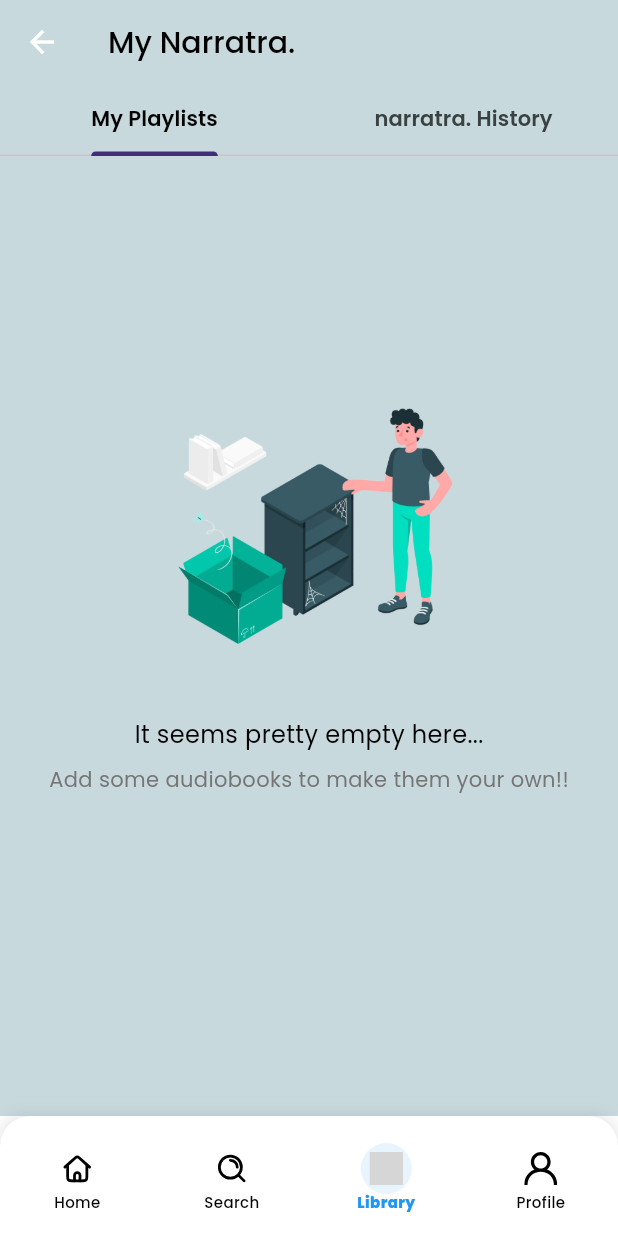
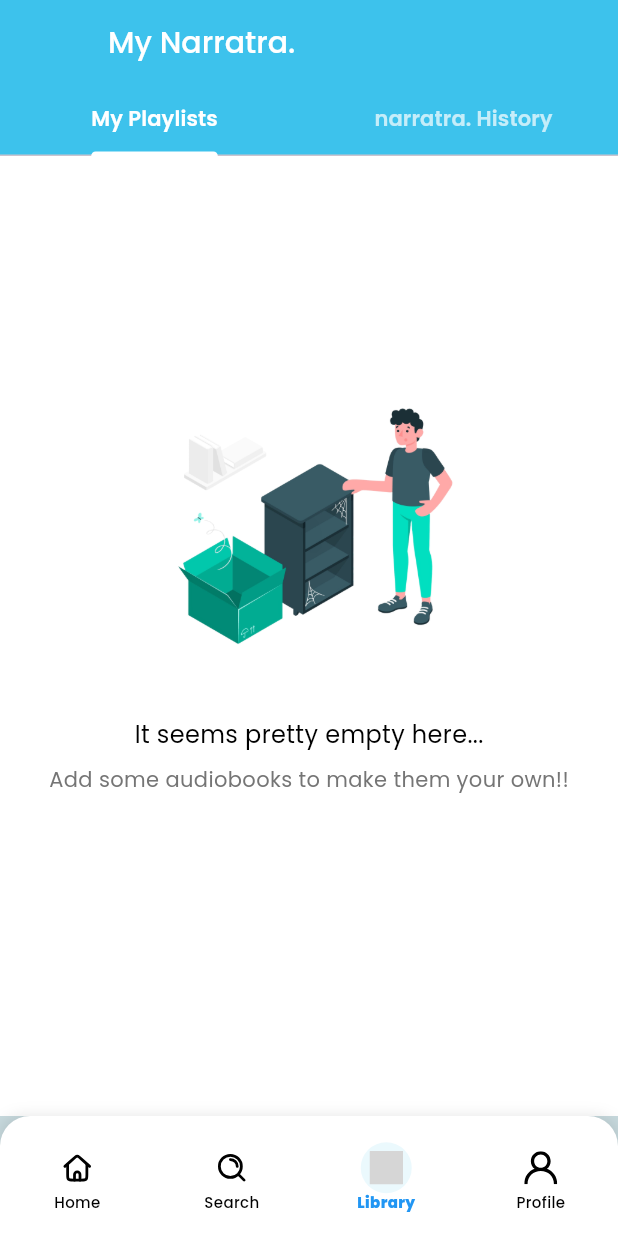
Before and after one commit to savinuonline/narratra, a Flutter app: the MainScreen screen opened by its route, item 3 of the bottom bar chosen, on a phone screen of 412 x 824 dp. Run offline on Flutter 3.47's test engine with Material 3 defaults, Android fonts, the phone set to English and light mode, and no system bars; our stand-ins replace cloud_firestore, firebase_core, flutter_svg, font_awesome_flutter, google_fonts, palette_generator and 1 more; accounts and stored records are empty; grey boxes are pictures that could not be loaded.

Commit message:
Update scaffold background color and adjust app bar theme colors

```diff
--- a/lib/main.dart
+++ b/lib/main.dart
@@ -37,10 +37,10 @@ class MyApp extends StatelessWidget {
           secondary: const Color(0xFF4c3bcf),
           background: const Color(0xFF3dc2ec),
         ),
-        scaffoldBackgroundColor: const Color(0xffffffff),
+        scaffoldBackgroundColor: const Color(0xffc7d9dd),
         appBarTheme: const AppBarTheme(
-          backgroundColor: Color(0xffc7d9dd),
-          foregroundColor: Colors.white,
+          backgroundColor: Color(0xff3dc2ec),
+          foregroundColor: Color(0xff3dc2ec),
           elevation: 4,
         ),
       ),
--- a/lib/pages/library_page.dart
+++ b/lib/pages/library_page.dart
@@ -12,22 +12,22 @@ class LibraryPage extends StatelessWidget {
     return DefaultTabController(
       length: 2,
       child: Scaffold(
-        backgroundColor: const Color.fromRGBO(199, 217, 221, 1),
+        backgroundColor: Colors.white,
         appBar: AppBar(
-          backgroundColor: Colors.transparent,
+          backgroundColor: const Color(0xff3dc2ec),
           elevation: 0,
           title: Text(
             'My Narratra.',
             style: GoogleFonts.poppins(
-              color: const Color.fromARGB(255, 0, 0, 0),
+              color: Colors.white,
               fontSize: 20,
               fontWeight: FontWeight.w500,
             ),
           ),
           bottom: TabBar(
-            indicatorColor: const Color(0xFF402e7a),
-            labelColor: const Color.fromARGB(255, 0, 0, 0),
-            unselectedLabelColor: const Color.fromARGB(255, 58, 65, 65),
+            indicatorColor: Colors.white,
+            labelColor: Colors.white,
+            unselectedLabelColor: Colors.white70,
             labelStyle: GoogleFonts.poppins(fontWeight: FontWeight.w600),
             tabs: const [
               Tab(text: 'My Playlists'),
@@ -116,16 +116,24 @@ class _SavedAudiobooksTab extends StatelessWidget {
           children: [
             // Liked Audiobooks Section
             if (likedBooks.isNotEmpty) ...[
+              Text(
+                'Liked Audiobooks',
+                style: GoogleFonts.poppins(
+                  fontSize: 18,
+                  fontWeight: FontWeight.bold,
+                  color: Colors.black,
+                ),
+              ),
+              const SizedBox(height: 12),
               _LibraryFolder(
-                title: 'Liked Audiobooks',
+                title: 'My Liked Audiobooks',
                 icon: Icons.favorite_sharp,
                 color: Colors.red,
                 onTap: () {
                   Navigator.push(
                     context,
                     MaterialPageRoute(
-                      builder:
-                          (context) => PlaylistDetailPage(
+                      builder: (context) => PlaylistDetailPage(
                         title: 'Liked Audiobooks',
                         books: likedBooks,
                         playlistId: 'liked',
@@ -135,7 +143,7 @@ class _SavedAudiobooksTab extends StatelessWidget {
                   );
                 },
               ),
-              const SizedBox(height: 16),
+              const SizedBox(height: 20),
             ],
 
             // User Playlists Section
@@ -164,8 +172,7 @@ class _SavedAudiobooksTab extends StatelessWidget {
                       Navigator.push(
                   context,
                         MaterialPageRoute(
-                          builder:
-                              (context) => PlaylistDetailPage(
+                          builder: (context) => PlaylistDetailPage(
                             title: playlist['name'],
                             books: playlistBooks,
                             playlistId: playlist['id'] ?? '',
@@ -204,10 +211,11 @@ class _LibraryFolder extends StatelessWidget {
   Widget build(BuildContext context) {
     return InkWell(
       onTap: onTap,
+      borderRadius: BorderRadius.circular(12),
       child: Container(
         padding: const EdgeInsets.all(16),
                           decoration: BoxDecoration(
-          color: const Color.fromARGB(177, 255, 239, 239),
+          color: Colors.white,
           borderRadius: BorderRadius.circular(12),
                             boxShadow: [
                               BoxShadow(
@@ -225,8 +233,7 @@ class _LibraryFolder extends StatelessWidget {
                 color: color.withOpacity(0.1),
                             borderRadius: BorderRadius.circular(8),
               ),
-              child:
-                  isSvg
+              child: isSvg
                   ? SvgPicture.asset(
                       icon,
                       width: 24,
@@ -388,7 +395,9 @@ class _PlaylistDetailPageState extends State<PlaylistDetailPage> {
     final firstBook = hasBooks ? widget.books.first : null;
 
     return Scaffold(
-      backgroundColor: const Color.fromRGBO(199, 217, 221, 1),
+      backgroundColor:
+          Colors
+              .white, // Changed from Color.fromRGBO(199, 217, 221, 1) to white
       body: Padding(
         padding: EdgeInsets.only(
           bottom: MediaQuery.of(context).padding.bottom + 60,
@@ -494,7 +503,12 @@ class _PlaylistDetailPageState extends State<PlaylistDetailPage> {
                             ),
                             style: ElevatedButton.styleFrom(
                               backgroundColor: const Color(0xFF402e7a),
-                              foregroundColor: Colors.white,
+                              foregroundColor: const Color.fromARGB(
+                                255,
+                                255,
+                                255,
+                                255,
+                              ),
                               shape: RoundedRectangleBorder(
                                 borderRadius: BorderRadius.circular(20),
                               ),
--- a/lib/pages/main_screen.dart
+++ b/lib/pages/main_screen.dart
@@ -75,7 +75,7 @@ class _MainScreenState extends State<MainScreen>
     return Scaffold(
       body: _pages[_selectedIndex],
       bottomNavigationBar: Container(
-        height: 80, // Changed from 75 to 80
+        height: 80,
         margin: const EdgeInsets.only(bottom: 0),
         child: Container(
           decoration: BoxDecoration(
@@ -113,9 +113,9 @@ class _MainScreenState extends State<MainScreen>
                   height: 1.0,
                 ),
                 type: BottomNavigationBarType.fixed,
-                backgroundColor: const Color.fromRGBO(255, 255, 255, 1.0),
+                backgroundColor: Colors.white,
                 elevation: 10,
-                iconSize: 26, // Changed from 28 to 26
+                iconSize: 26,
                 items:
                     _navigationItems.map((item) {
                       final int index = _navigationItems.indexOf(item);
@@ -139,7 +139,7 @@ class _MainScreenState extends State<MainScreen>
                                   scale: scale,
                                   child: Container(
                                     margin: const EdgeInsets.only(
-                                      bottom: 0,
+                                      bottom: 1,
                                     ), // Changed from 1 to 0
                                     padding: const EdgeInsets.all(
                                       6,
@@ -148,7 +148,7 @@ class _MainScreenState extends State<MainScreen>
                                       shape: BoxShape.circle,
                                       color:
                                           isSelected
-                                              ? Colors.blue.withOpacity(0.1)
+                                              ? const Color(0xff3dc2ec).withOpacity(0.1)
                                               : Colors.transparent,
                                     ),
                                     child: SizedBox(
@@ -158,7 +158,7 @@ class _MainScreenState extends State<MainScreen>
                                         'assets/icons/${item.icon}',
                                         color:
                                             isSelected
-                                                ? Colors.blue
+                                                ? const Color(0xff3dc2ec)
                                                 : const Color.fromARGB(
                                                   255,
                                                   0,
```
Also changed, not shown: lib/pages/category_page.dart (+87 -47 lines), lib/pages/home_screen.dart (+52 -44 lines), lib/pages/bookinfo.dart (indentation only). Lines whose indentation alone changed are shown as unchanged.
